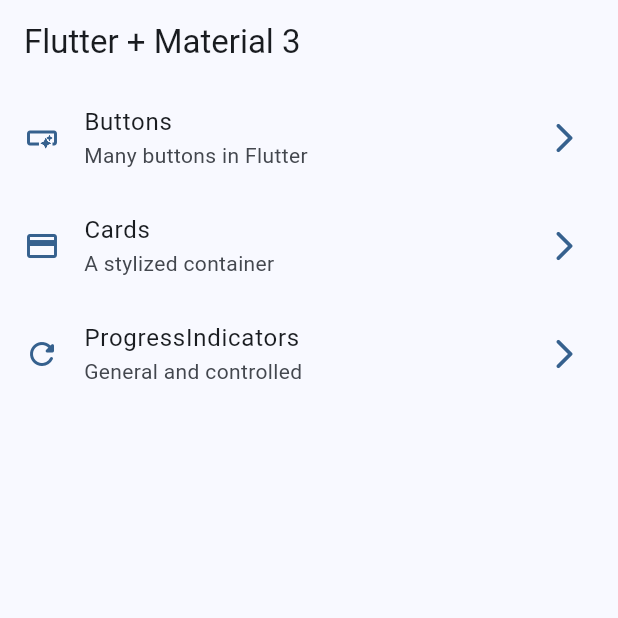
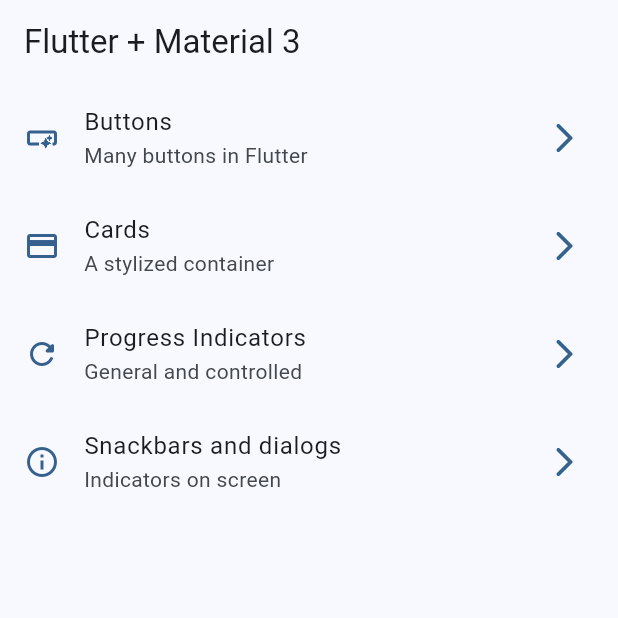
Before and after one commit to eltruforce/widgets-app, a Flutter app: the screen it shows after launch, on a phone screen of 412 x 824 dp, the top half of it. Run offline on Flutter 3.47's test engine with Material 3 defaults, Android fonts, the phone set to English and light mode, and no system bars; our stand-ins replace go_router.

Commit message:
feat: snackbars dialogs finished

```diff
--- a/lib/config/menu/menu_items.dart
+++ b/lib/config/menu/menu_items.dart
@@ -6,7 +6,7 @@ class MenuItem {
   final String link;
   final IconData icon;
 
-const  MenuItem({
+  const MenuItem({
     required this.title,
     required this.subTitle,
     required this.link,
@@ -27,10 +27,16 @@ const appMenuItems = <MenuItem>[
     link: '/cards',
     icon: Icons.credit_card,
   ),
-    MenuItem(
-    title: 'ProgressIndicators',
+  MenuItem(
+    title: 'Progress Indicators',
     subTitle: 'General and controlled',
     link: '/progress',
     icon: Icons.refresh_rounded,
   ),
+  MenuItem(
+    title: 'Snackbars and dialogs',
+    subTitle: 'Indicators on screen',
+    link: '/snackbars',
+    icon: Icons.info_outline,
+  ),
 ];
--- a/lib/config/router/app_router.dart
+++ b/lib/config/router/app_router.dart
@@ -24,5 +24,10 @@ final appRouter = GoRouter(
       name: ProgressScreen.name,
       builder: (context, state) => const ProgressScreen(),
     ),
+    GoRoute(
+      path: '/snackbars',
+      name: SnackbarScreen.name,
+      builder: (context, state) => const SnackbarScreen(),
+    ),
   ],
 );
--- a/lib/main.dart
+++ b/lib/main.dart
@@ -12,6 +12,7 @@ class MainApp extends StatelessWidget {
   @override
   Widget build(BuildContext context) {
     return MaterialApp.router(
+      title: 'Flutter Widgets',
       routerConfig: appRouter,
       debugShowCheckedModeBanner: false,
       theme: AppTheme(selectedColor: 0).getTheme(),
```
Also changed, not shown: lib/presentation/screens/snackbar/snackbar_screen.dart (+70 -3 lines).
